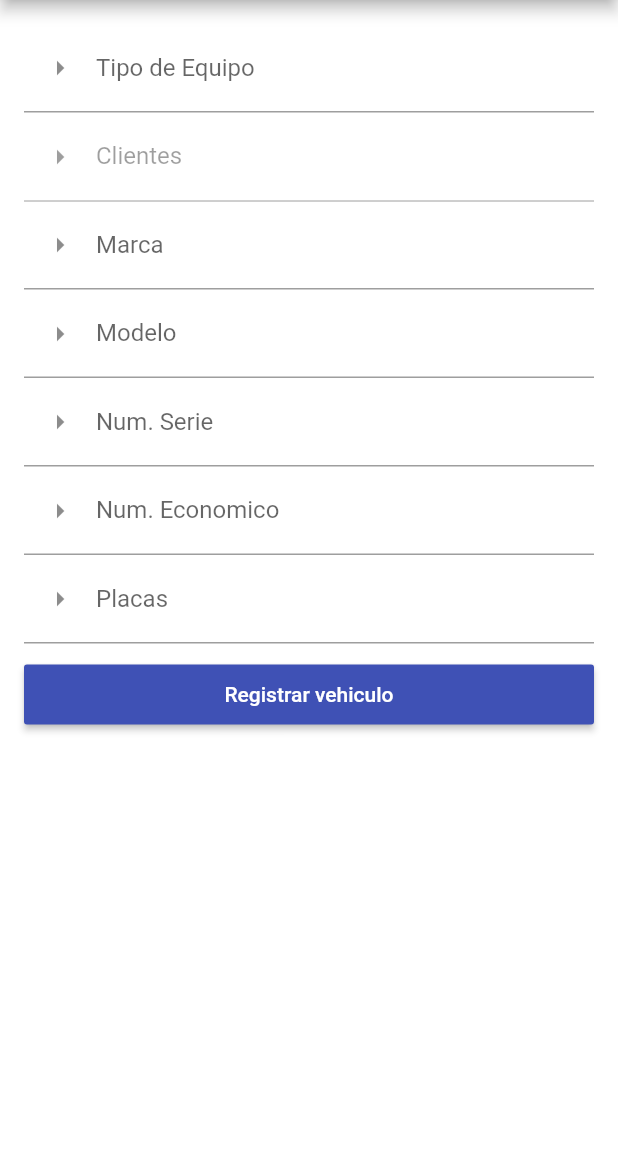
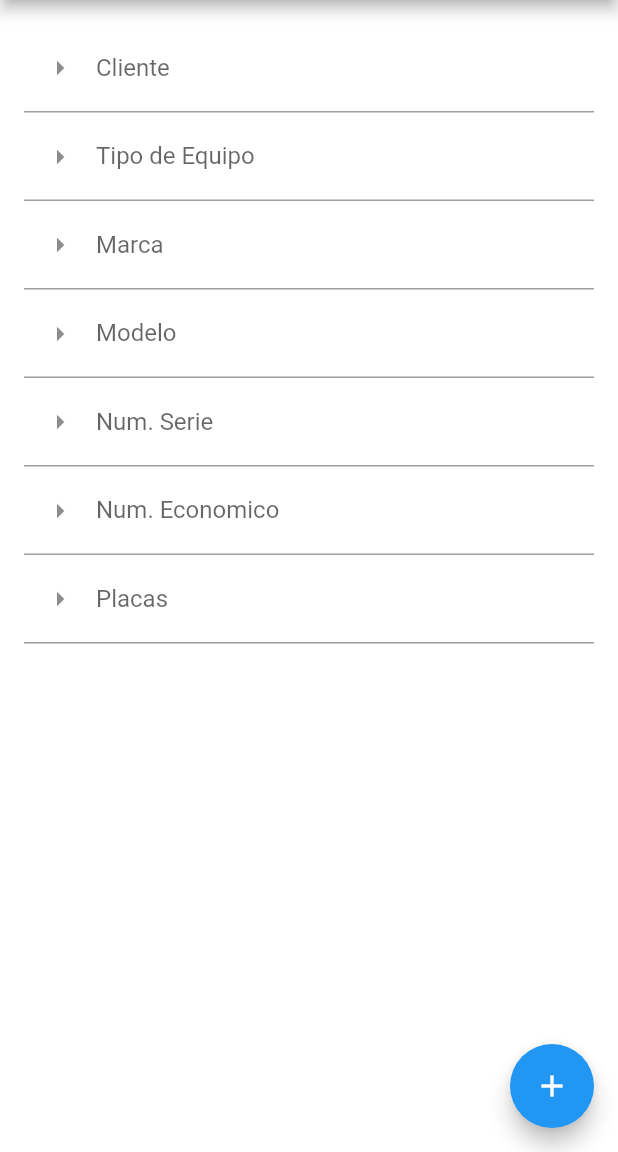
Before and after one commit to cardanxd/multiservicios_tun, a Flutter app: the Rvehiculo screen opened directly, on a phone screen of 412 x 824 dp, the part 84-1236 px from its top. Run offline on Flutter 3.47's test engine with Material 2 defaults, Android fonts, the phone set to English and light mode, and no system bars.

Commit message:
Primeras pruebas de POST vehiculos

```diff
--- a/lib/models/Vehiculo.dart
+++ b/lib/models/Vehiculo.dart
@@ -1,23 +1,49 @@
-class Vehiculo{
+// To parse this JSON data, do
+//
+//     final vehiculo = vehiculoFromJson(jsonString);
 
+import 'dart:convert';
+
+Vehiculo vehiculoFromJson(String str) => Vehiculo.fromJson(json.decode(str));
+
+String vehiculoToJson(Vehiculo data) => json.encode(data.toJson());
+
+class Vehiculo {
+  Vehiculo({
+    this.cliente,
+    this.tipo,
+    this.marca,
+    this.modelo,
+    this.serie,
+    this.economico,
+    this.placa,
+  });
+
+  int cliente;
   String tipo;
   String marca;
   String modelo;
   String serie;
   String economico;
   String placa;
-  int clienteid;
 
-  Vehiculo(tipo, marca, modelo, serie, economico, placa, clienteid){
+  factory Vehiculo.fromJson(Map<String, dynamic> json) => Vehiculo(
+        cliente: json["cliente"] as int,
+        tipo: json["tipo"] as String,
+        marca: json["marca"] as String,
+        modelo: json["modelo"] as String,
+        serie: json["serie"] as String,
+        economico: json["economico"] as String,
+        placa: json["placa"] as String,
+      );
 
-    this.tipo = tipo;
-    this.marca = marca;
-    this.modelo = modelo;
-    this.serie = serie;
-    this.economico = economico;
-    this.placa = placa;
-    this.clienteid = clienteid;
-
-  }
-
+  Map<String, dynamic> toJson() => {
+        "cliente": cliente,
+        "tipo": tipo,
+        "marca": marca,
+        "modelo": modelo,
+        "serie": serie,
+        "economico": economico,
+        "placa": placa,
+      };
 }
--- a/lib/src/paginas/Rvehiculo.dart
+++ b/lib/src/paginas/Rvehiculo.dart
@@ -1,14 +1,43 @@
 import 'package:flutter/material.dart';
-import 'package:multiservicios_tun/src/widget/VehiculoForm.dart';
 
-//marca
+import 'package:http/http.dart' as http;
+
+import 'package:multiservicios_tun/models/Vehiculo.dart';
+
 class Rvehiculo extends StatefulWidget {
   @override
   State<StatefulWidget> createState() => _RvehiculoState();
 }
 
+Future<Vehiculo> crearVehiculo(int cliente, String tipo, String marca,
+    String modelo, String serie, String economico, String placa) async {
+  final String url =
+      "https://apiserviciostunv1.000webhostapp.com/api/vehiculos";
+  final response = await http.post(Uri.parse(url), body: {
+    "cliente": cliente,
+    "tipo": tipo,
+    "marca": marca,
+    "modelo": modelo,
+    "serie": serie,
+    "economico": economico,
+    "placa": placa,
+  });
+  if (response.statusCode == 201) {
+    return vehiculoFromJson(response.body);
+  } else {
+    return null;
+  }
+}
+
 class _RvehiculoState extends State<Rvehiculo> {
-
+  Vehiculo _vehiculo;
+  final _cliente = TextEditingController();
+  final _tipo = TextEditingController();
+  final _marca = TextEditingController();
+  final _modelo = TextEditingController();
+  final _serie = TextEditingController();
+  final _economico = TextEditingController();
+  final _placa = TextEditingController();
   @override
   Widget build(BuildContext context) {
     return Scaffold(
@@ -20,24 +49,84 @@ class _RvehiculoState extends State<Rvehiculo> {
         padding: const EdgeInsets.all(16.0),
         child: ListView(
           children: <Widget>[
-            VehiculoForm(),
+            TextField(
+              keyboardType: TextInputType.number,
+              controller: _cliente,
+              decoration: InputDecoration(
+                labelText: 'Cliente',
+                prefixIcon: Icon(Icons.arrow_right_outlined),
+              ),
+            ),
+            TextField(
+              controller: _tipo,
+              decoration: InputDecoration(
+                labelText: 'Tipo de Equipo',
+                prefixIcon: Icon(Icons.arrow_right_outlined),
+              ),
+            ),
+            TextField(
+              controller: _marca,
+              decoration: InputDecoration(
+                labelText: 'Marca',
+                prefixIcon: Icon(Icons.arrow_right_outlined),
+              ),
+            ),
+            TextField(
+              controller: _modelo,
+              decoration: InputDecoration(
+                labelText: 'Modelo',
+                prefixIcon: Icon(Icons.arrow_right_outlined),
+              ),
+            ),
+            TextField(
+              controller: _serie,
+              decoration: InputDecoration(
+                labelText: 'Num. Serie',
+                prefixIcon: Icon(Icons.arrow_right_outlined),
+              ),
+            ),
+            TextField(
+              controller: _economico,
+              decoration: InputDecoration(
+                labelText: 'Num. Economico',
+                prefixIcon: Icon(Icons.arrow_right_outlined),
+              ),
+            ),
+            TextField(
+              controller: _placa,
+              decoration: InputDecoration(
+                labelText: 'Placas',
+                prefixIcon: Icon(Icons.arrow_right_outlined),
+              ),
+            ),
             SizedBox(
-              height: 10,
+              height: 16,
             ),
-            MaterialButton(
-              minWidth: 200.0,
-              height: 40.0,
-              onPressed: () {
-                //Aqui van los metodos para el registro de vehiculo
-                //_mostrarAlerta(context);
-                Navigator.pop(context);
-              },
-              color: Colors.indigo,
-              child: Text('Registrar vehiculo',
-                  style: TextStyle(color: Colors.white)),
-            ),
+            _vehiculo == null
+                ? Container()
+                : Text("El vehiculo fue creado satisfactoriamente")
           ],
         ),
+      ),
+      floatingActionButton: FloatingActionButton(
+        onPressed: () async {
+          //final cliente = int.parse(_cliente.text);
+          final cliente = int.parse(_cliente.text);
+          final tipo = _tipo.text;
+          final marca = _marca.text;
+          final modelo = _modelo.text;
+          final serie = _serie.text;
+          final economico = _economico.text;
+          final placa = _placa.text;
+
+          final Vehiculo vehiculo = await crearVehiculo(
+              cliente, tipo, marca, modelo, serie, economico, placa);
+          setState(() {
+            _vehiculo = vehiculo;
+          });
+        },
+        tooltip: 'Registrar',
+        child: Icon(Icons.add),
       ),
     );
   }
--- a/lib/src/widget/ClienteContainer.dart
+++ b/lib/src/widget/ClienteContainer.dart
@@ -1,5 +1,4 @@
 import 'package:flutter/material.dart';
-import 'package:multiservicios_tun/src/paginas/Ccliente.dart';
 import 'package:multiservicios_tun/src/paginas/Rcliente.dart';
 
 class ClienteContainer extends StatelessWidget {
--- a/lib/src/widget/VehiculoForm.dart
+++ /dev/null
@@ -1,71 +0,0 @@
-import 'package:flutter/material.dart';
-
-class VehiculoForm extends StatelessWidget {
-  const VehiculoForm({
-    Key key,
-  }) : super(key: key);
-
-  @override
-  Widget build(BuildContext context) {
-    return new Container(
-        child: new Column(children: <Widget>[
-      TextField(
-        keyboardType: TextInputType.text,
-        decoration: InputDecoration(
-          labelText: 'Tipo de Equipo',
-          prefixIcon: Icon(Icons.arrow_right_outlined),
-        ),
-        //controller: myController,
-      ),
-      TextField(
-        enabled: false,
-        keyboardType: TextInputType.text,
-        decoration: InputDecoration(
-          labelText: 'Clientes',
-          prefixIcon: Icon(Icons.arrow_right_outlined),
-        ),
-        //controller: myController,
-      ),
-      TextField(
-        keyboardType: TextInputType.text,
-        decoration: InputDecoration(
-          labelText: 'Marca',
-          prefixIcon: Icon(Icons.arrow_right_outlined),
-        ),
-        //controller: myControllernum2,
-      ),
-      TextField(
-        keyboardType: TextInputType.text,
-        decoration: InputDecoration(
-          labelText: 'Modelo',
-          prefixIcon: Icon(Icons.arrow_right_outlined),
-        ),
-        //controller: myControllernum2,
-      ),
-      TextField(
-        keyboardType: TextInputType.text,
-        decoration: InputDecoration(
-          labelText: 'Num. Serie',
-          prefixIcon: Icon(Icons.arrow_right_outlined),
-        ),
-        //controller: myControllernum2,
-      ),
-      TextField(
-        keyboardType: TextInputType.text,
-        decoration: InputDecoration(
-          labelText: 'Num. Economico',
-          prefixIcon: Icon(Icons.arrow_right_outlined),
-        ),
-        //controller: myControllernum2,
-      ),
-      TextField(
-        keyboardType: TextInputType.text,
-        decoration: InputDecoration(
-          labelText: 'Placas',
-          prefixIcon: Icon(Icons.arrow_right_outlined),
-        ),
-        //controller: myControllernum2,
-      ),
-    ]));
-  }
-}
```
Also changed, not shown: lib/src/paginas/Rcliente.dart (+32 -8 lines), lib/src/widget/ClienteForm.dart (deleted, +0 -452 lines).
